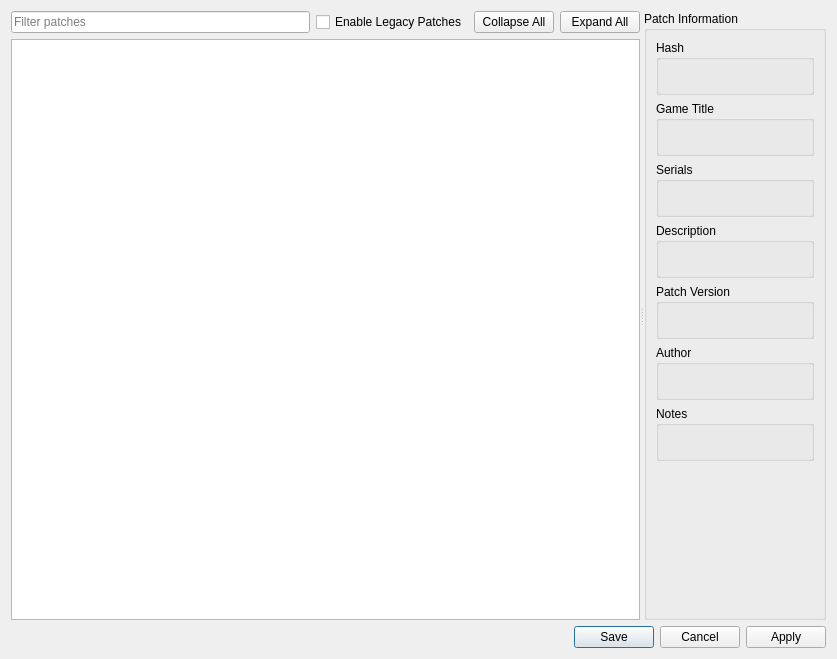
Above: rpcs3/rpcs3qt/patch_manager_dialog.ui from RPCS3/rpcs3 before the change. Below: the same form after it.
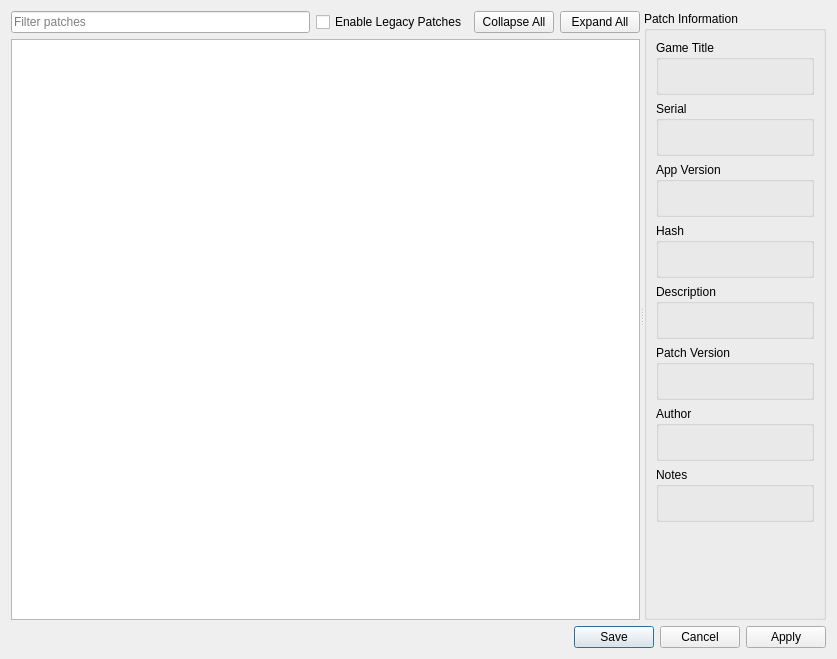
That is the form after the change.

Commit message: patch_manager: implement serials and app_versions

Patch:
```diff
--- a/rpcs3/rpcs3qt/patch_manager_dialog.ui
+++ b/rpcs3/rpcs3qt/patch_manager_dialog.ui
@@ -87,25 +87,6 @@
           <string>Patch Information</string>
          </property>
          <layout class="QVBoxLayout" name="patch_info_gb_layout">
-          <item>
-           <widget class="QGroupBox" name="gb_hash">
-            <property name="title">
-             <string>Hash</string>
-            </property>
-            <layout class="QVBoxLayout" name="hash_layout">
-             <item>
-              <widget class="QLabel" name="label_hash">
-               <property name="text">
-                <string/>
-               </property>
-               <property name="wordWrap">
-                <bool>true</bool>
-               </property>
-              </widget>
-             </item>
-            </layout>
-           </widget>
-          </item>
           <item>
            <widget class="QGroupBox" name="gb_title">
             <property name="title">
@@ -128,11 +109,46 @@
           <item>
            <widget class="QGroupBox" name="gb_serials">
             <property name="title">
-             <string>Serials</string>
+             <string>Serial</string>
             </property>
             <layout class="QVBoxLayout" name="serials_layout">
              <item>
-              <widget class="QLabel" name="label_serials">
+              <widget class="QLabel" name="label_serial">
+               <property name="text">
+                <string/>
+               </property>
+               <property name="wordWrap">
+                <bool>true</bool>
+               </property>
+              </widget>
+             </item>
+            </layout>
+           </widget>
+          </item>
+          <item>
+           <widget class="QGroupBox" name="gb_app_version">
+            <property name="title">
+             <string>App Version</string>
+            </property>
+            <layout class="QVBoxLayout" name="layout_app_version">
+             <item>
+              <widget class="QLabel" name="label_app_version">
+               <property name="text">
+                <string/>
+               </property>
+              </widget>
+             </item>
+            </layout>
+           </widget>
+          </item>
+          <item>
+           <widget class="QGroupBox" name="gb_hash">
+            <property name="title">
+             <string>Hash</string>
+            </property>
+            <layout class="QVBoxLayout" name="hash_layout">
+             <item>
+              <widget class="QLabel" name="label_hash">
                <property name="text">
                 <string/>
                </property>
```
Left out of the diff: 4 changed lines with no effect on the pictures. The commit also changes 8 other files.
